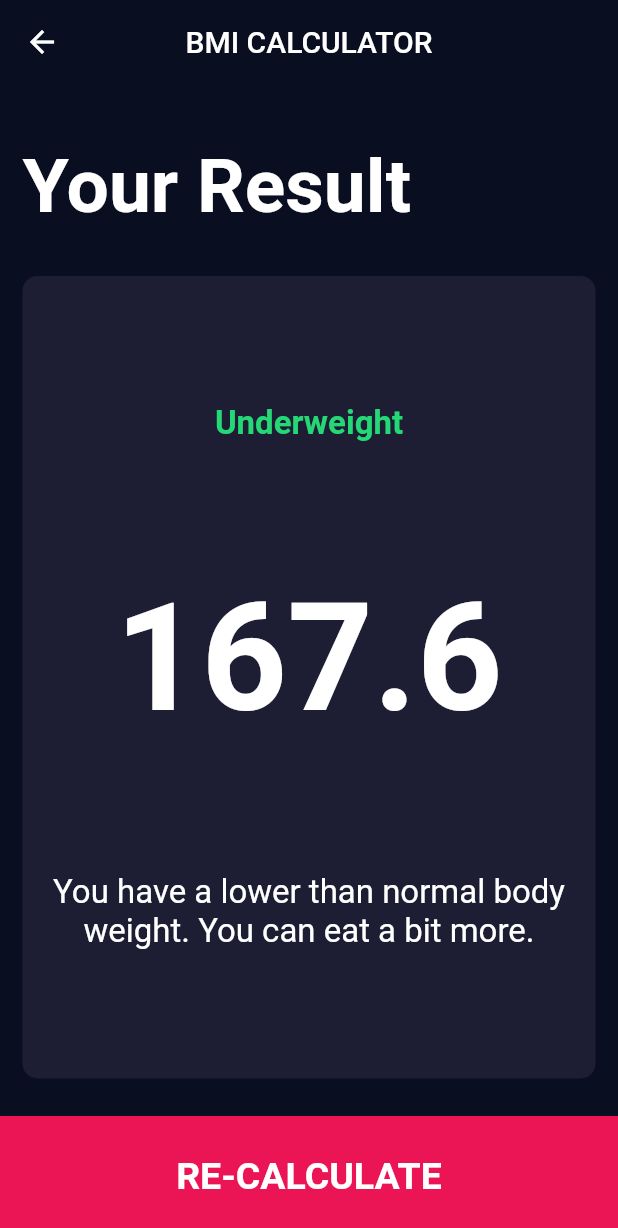
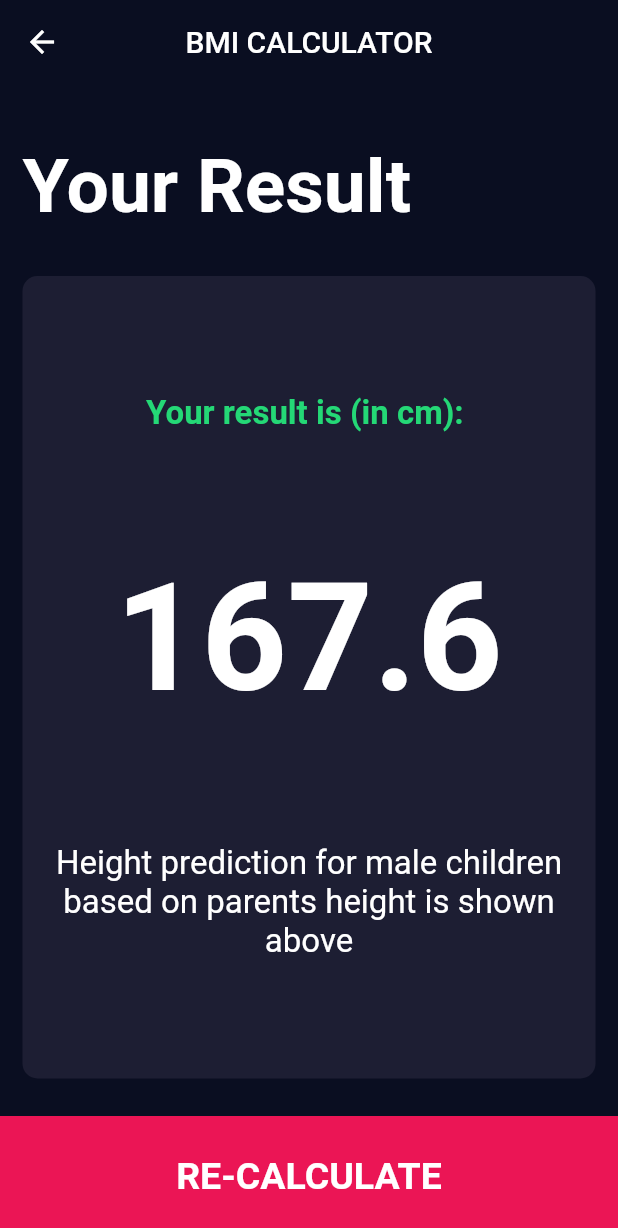
Before and after one commit to deardosatria7/height-calculator, a Flutter app: the screen it shows after launch, after a tap on "CALCULATE", on a phone screen of 412 x 824 dp. Shown: the top 1228 px of the screen. Run offline on Flutter 3.47's test engine with Material 2 defaults, Android fonts, the phone set to English and light mode, and no system bars; our stand-ins replace font_awesome_flutter.

Commit message:
update calculator.dart

```diff
--- a/lib/calculator.dart
+++ b/lib/calculator.dart
@@ -25,22 +25,16 @@ class Calculator {
   }
 
   String getResult() {
-    if (_bmi >= 25) {
-      return 'Overweight';
-    } else if (_bmi >= 18.5) {
-      return 'Normal';
-    } else {
-      return 'Underweight';
-    }
+    return "Your result is (in cm): ";
   }
 
   String getInterpretation() {
-    if (_bmi >= 25) {
-      return 'You have a higher than normal body weight. Try to exercise more.';
-    } else if (_bmi >= 18.5) {
-      return 'You have a normal body weight. Good job!';
+    if (gender == Gender.male) {
+      return 'Height prediction for male children based on parents height is shown above';
+    } else if (gender == Gender.female) {
+      return 'Height prediction for female children based on parents height is shown above';
     } else {
-      return 'You have a lower than normal body weight. You can eat a bit more.';
+      return '';
     }
   }
 }
```
